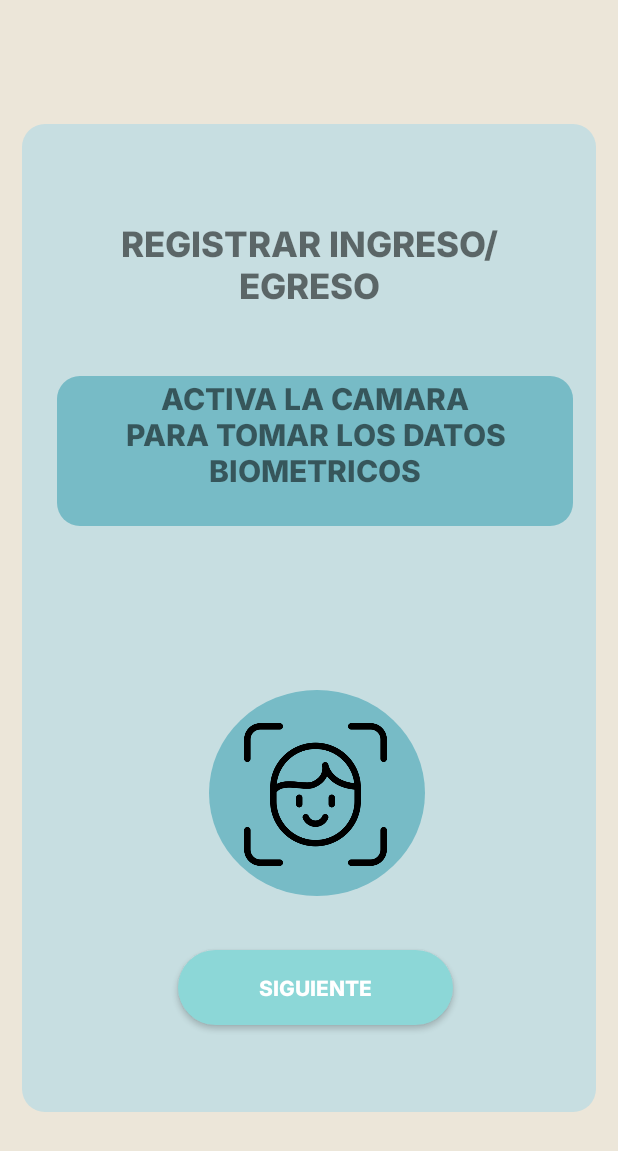
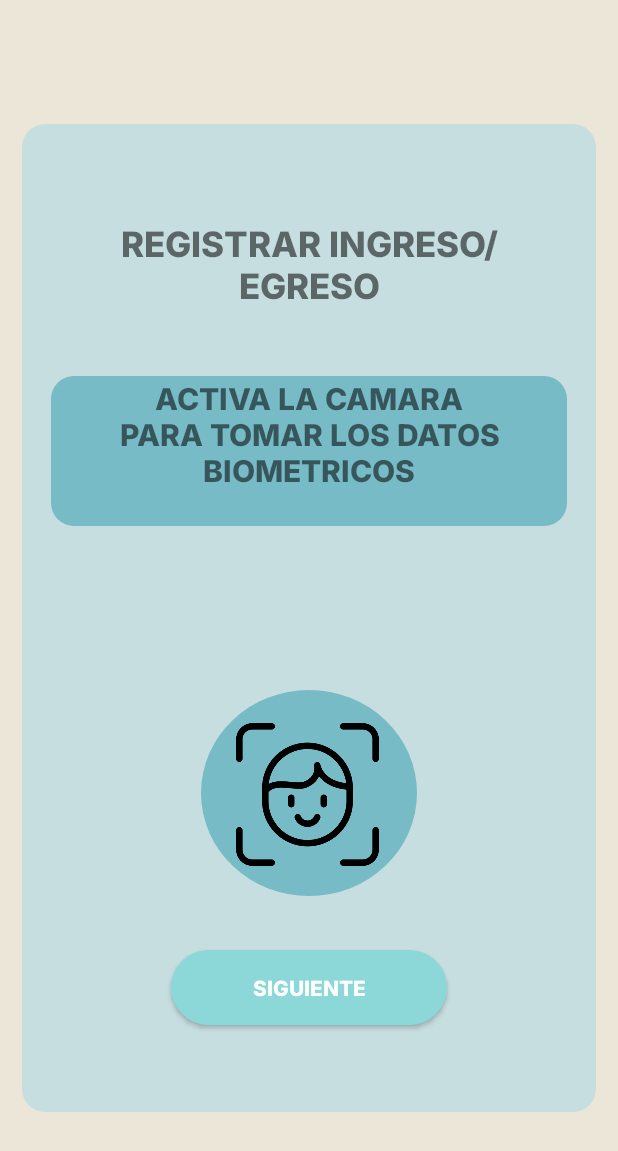
Before and after one commit to Francuster/PPI_RF, an Android app built with Jetpack Compose: the AnteEscaneaActivity screen opened directly, with no data from a screen before it, on a phone screen of 412 x 824 dp. Shown: the top 1151 px of the screen. Run offline under Robolectric (Android 15) with nearby library versions, the light colour scheme and no system bars; Roboto replaces fonts that are not available here.

Commit message:
fix diseño de pantallas responsive

```diff
--- a/app/src/main/res/layout/escanear.xml
+++ b/app/src/main/res/layout/escanear.xml
@@ -12,13 +12,13 @@
         android:id="@+id/layout_hijo"
         android:layout_width="0dp"
         android:layout_height="0dp"
+        android:background="@drawable/rectangulo_celeste"
+        app:layout_constraintBottom_toBottomOf="parent"
+        app:layout_constraintEnd_toEndOf="parent"
+        app:layout_constraintHeight_percent="0.8"
+        app:layout_constraintStart_toStartOf="parent"
         app:layout_constraintTop_toTopOf="parent"
-        app:layout_constraintStart_toStartOf="parent"
-        app:layout_constraintEnd_toEndOf="parent"
-        app:layout_constraintBottom_toBottomOf="parent"
-        app:layout_constraintWidth_percent="0.93"
-        app:layout_constraintHeight_percent="0.8"
-        android:background="@drawable/rectangulo_celeste">
+        app:layout_constraintWidth_percent="0.93">
 
 
         <TextView
@@ -27,19 +27,17 @@
             android:layout_height="75dp"
             android:fontFamily="@font/inter_extrabold"
             android:text="REGISTRAR INGRESO/EGRESO"
+            android:textAlignment="center"
             android:textSize="23dp"
             android:textStyle="bold"
-            android:textAlignment="center"
 
             app:layout_constraintBottom_toBottomOf="parent"
             app:layout_constraintEnd_toEndOf="parent"
-            app:layout_constraintHorizontal_bias="0.509"
+            app:layout_constraintHorizontal_bias="0.5"
             app:layout_constraintStart_toStartOf="parent"
             app:layout_constraintTop_toTopOf="parent"
             app:layout_constraintVertical_bias="0.107"
             tools:ignore="MissingConstraints" />
-
-
 
 
         <androidx.constraintlayout.widget.ConstraintLayout
@@ -50,7 +48,7 @@
             app:layout_constraintBottom_toBottomOf="parent"
             app:layout_constraintEnd_toEndOf="parent"
 
-            app:layout_constraintHorizontal_bias="0.605"
+            app:layout_constraintHorizontal_bias="0.5"
             app:layout_constraintStart_toStartOf="parent"
             app:layout_constraintTop_toTopOf="parent"
             app:layout_constraintVertical_bias="0.301"
@@ -62,14 +60,13 @@
                 android:layout_height="86dp"
                 android:fontFamily="@font/inter_extrabold"
                 android:text="ACTIVA LA CAMARA PARA TOMAR LOS DATOS BIOMETRICOS"
+                android:textAlignment="center"
                 android:textSize="20dp"
                 android:textStyle="bold"
-                android:textAlignment="center"
                 app:layout_constraintEnd_toEndOf="parent"
                 app:layout_constraintStart_toStartOf="parent"
                 tools:ignore="MissingConstraints"
                 tools:layout_editor_absoluteY="5dp" />
-
 
 
         </androidx.constraintlayout.widget.ConstraintLayout>
@@ -88,7 +85,7 @@
             android:textColor="@android:color/white"
             app:layout_constraintBottom_toBottomOf="parent"
             app:layout_constraintEnd_toEndOf="parent"
-            app:layout_constraintHorizontal_bias="0.525"
+            app:layout_constraintHorizontal_bias="0.5"
             app:layout_constraintStart_toStartOf="parent"
             app:layout_constraintTop_toTopOf="parent"
             app:layout_constraintVertical_bias="0.919"
@@ -104,7 +101,7 @@
             app:layout_constraintBottom_toTopOf="@+id/boton_siguiente"
             app:layout_constraintEnd_toEndOf="parent"
             app:layout_constraintHeight_percent="0.20"
-            app:layout_constraintHorizontal_bias="0.521"
+            app:layout_constraintHorizontal_bias="0.5"
             app:layout_constraintStart_toStartOf="parent"
             app:layout_constraintTop_toBottomOf="@+id/alerta"
             app:layout_constraintVertical_bias="0.895"
@@ -112,7 +109,6 @@
 
 
         </View>
-
 
 
         <ImageView
--- a/app/src/main/res/layout/modificacion_rol.xml
+++ b/app/src/main/res/layout/modificacion_rol.xml
@@ -33,7 +33,7 @@
             app:layout_constraintBottom_toBottomOf="parent"
             app:layout_constraintEnd_toEndOf="parent"
             app:layout_constraintHeight_percent="0.10"
-            app:layout_constraintHorizontal_bias="0.578"
+            app:layout_constraintHorizontal_bias="0.5"
             app:layout_constraintStart_toStartOf="parent"
             app:layout_constraintTop_toTopOf="parent"
             app:layout_constraintVertical_bias="0.229"
@@ -52,8 +52,9 @@
             app:layout_constraintBottom_toBottomOf="parent"
             app:layout_constraintEnd_toEndOf="parent"
             app:layout_constraintHeight_percent="0.15"
-            app:layout_constraintHorizontal_bias="0.0"
+            app:layout_constraintHorizontal_bias="0.5"
             app:layout_constraintStart_toEndOf="@+id/imagen_volver"
+            app:layout_constraintStart_toStartOf="parent"
             app:layout_constraintTop_toTopOf="parent"
             app:layout_constraintVertical_bias="0.053"
             app:layout_constraintWidth_percent="0.63"
@@ -73,6 +74,7 @@
             app:layout_constraintTop_toTopOf="parent"
             app:layout_constraintVertical_bias="0.05"
             app:srcCompat="@drawable/arrow_left" />
+
         <Button
             android:id="@+id/boton_siguiente"
             android:layout_width="0dp"
--- a/app/src/main/res/layout/modificacion_texto.xml
+++ b/app/src/main/res/layout/modificacion_texto.xml
@@ -37,8 +37,9 @@
             app:layout_constraintBottom_toBottomOf="parent"
             app:layout_constraintEnd_toEndOf="parent"
             app:layout_constraintHeight_percent="0.15"
-            app:layout_constraintHorizontal_bias="0.0"
+            app:layout_constraintHorizontal_bias="0.5"
             app:layout_constraintStart_toEndOf="@+id/imagen_volver"
+            app:layout_constraintStart_toStartOf="parent"
             app:layout_constraintTop_toTopOf="parent"
             app:layout_constraintVertical_bias="0.053"
             app:layout_constraintWidth_percent="0.63"
@@ -98,6 +99,7 @@
             app:layout_constraintTop_toTopOf="parent"
             app:layout_constraintVertical_bias="0.05"
             app:srcCompat="@drawable/arrow_left" />
+
         <Button
             android:id="@+id/boton_siguiente"
             android:layout_width="0dp"
```
Also changed, not shown: app/src/main/res/layout/modificacion_hora.xml (+5 -3 lines), app/src/main/res/layout/registro_exitoso_antesala.xml (+8 -4 lines), app/src/main/res/layout/reporte_seguridad.xml (+12 -11 lines).
